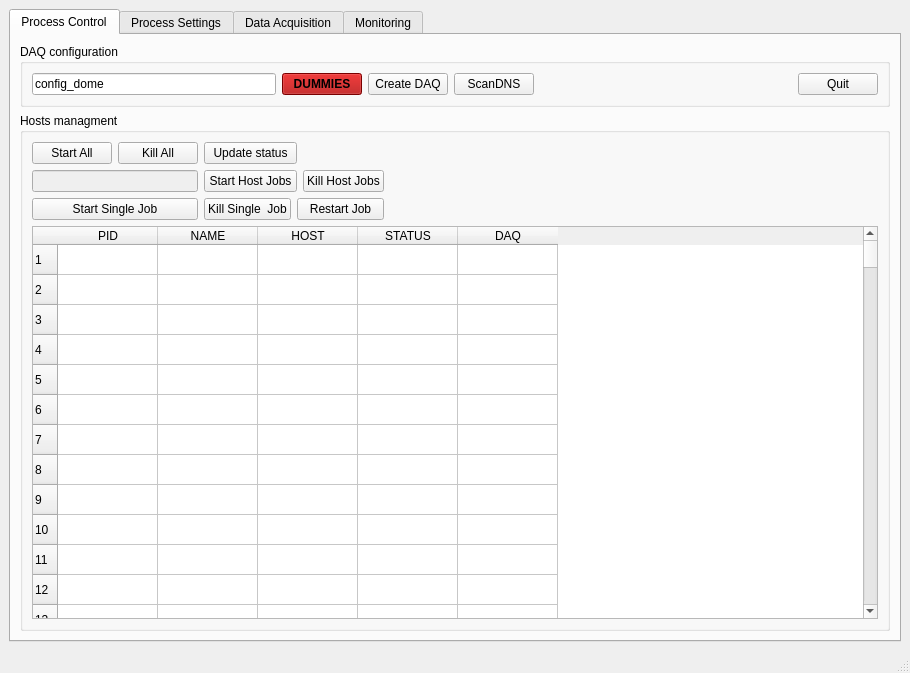
The window that python/DaqUI3.ui (mirabitl/SDHCAL) describes before a commit, drawn with Qt 5.
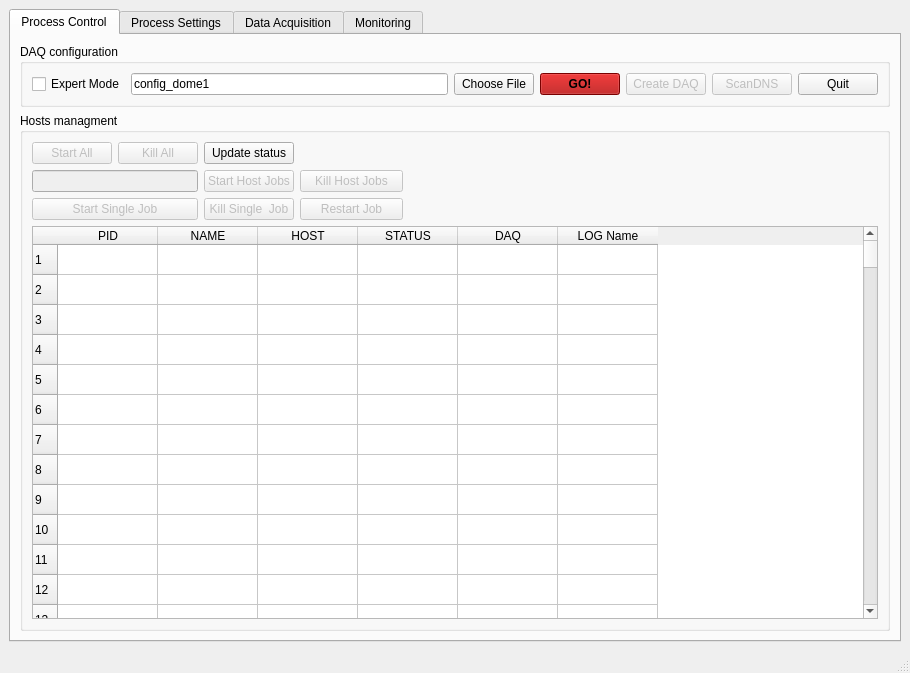
The same window after the commit.

Commit message: Expert mode

What changed in the file:
```diff
--- a/python/DaqUI3.ui
+++ b/python/DaqUI3.ui
@@ -30,7 +30,14 @@
           <property name="title">
            <string>DAQ configuration</string>
           </property>
-          <layout class="QHBoxLayout" name="horizontalLayout_5">
+          <layout class="QHBoxLayout" name="horizontalLayout_3">
+           <item>
+            <widget class="QCheckBox" name="CBExpert">
+             <property name="text">
+              <string>Expert Mode</string>
+             </property>
+            </widget>
+           </item>
            <item>
             <widget class="QLineEdit" name="LEconfig">
              <property name="minimumSize">
@@ -40,7 +47,14 @@
               </size>
              </property>
              <property name="text">
-              <string>config_dome</string>
+              <string>config_dome1</string>
+             </property>
+            </widget>
+           </item>
+           <item>
+            <widget class="QPushButton" name="PBChooseFile">
+             <property name="text">
+              <string>Choose File</string>
              </property>
             </widget>
            </item>
@@ -468,12 +482,15 @@
               </font>
              </property>
              <property name="text">
-              <string>DUMMIES</string>
+              <string>GO!</string>
              </property>
             </widget>
            </item>
            <item>
             <widget class="QPushButton" name="PBCreateDaq">
+             <property name="enabled">
+              <bool>false</bool>
+             </property>
              <property name="text">
               <string>Create DAQ</string>
              </property>
@@ -482,26 +499,13 @@
            <item>
             <widget class="QPushButton" name="PBDiscoverDNS">
              <property name="enabled">
-              <bool>true</bool>
+              <bool>false</bool>
              </property>
              <property name="text">
               <string>ScanDNS</string>
              </property>
             </widget>
            </item>
-           <item>
-            <spacer name="horizontalSpacer_8">
-             <property name="orientation">
-              <enum>Qt::Horizontal</enum>
-             </property>
-             <property name="sizeHint" stdset="0">
-              <size>
-               <width>258</width>
-               <height>20</height>
-              </size>
-             </property>
-            </spacer>
-           </item>
            <item>
             <widget class="QPushButton" name="pbQuit">
              <property name="text">
@@ -520,6 +524,9 @@
           <layout class="QGridLayout" name="gridLayout_3">
            <item row="0" column="0">
             <widget class="QPushButton" name="PBStartAll">
+             <property name="enabled">
+              <bool>false</bool>
+             </property>
              <property name="text">
               <string>Start All</string>
              </property>
@@ -527,19 +534,22 @@
            </item>
            <item row="0" column="1">
             <widget class="QPushButton" name="PBKillAll">
+             <property name="enabled">
+              <bool>false</bool>
+             </property>
              <property name="text">
               <string>Kill All</string>
              </property>
             </widget>
            </item>
-           <item row="0" column="2" colspan="2">
+           <item row="0" column="2">
             <widget class="QPushButton" name="PBJobStatus">
              <property name="text">
               <string>Update status</string>
              </property>
             </widget>
            </item>
-           <item row="0" column="4" colspan="2">
+           <item row="0" column="3">
             <spacer name="horizontalSpacer_11">
              <property name="orientation">
               <enum>Qt::Horizontal</enum>
@@ -559,21 +569,27 @@
              </property>
             </widget>
            </item>
-           <item row="1" column="2" colspan="2">
+           <item row="1" column="2">
             <widget class="QPushButton" name="PBStartHost">
+             <property name="enabled">
+              <bool>false</bool>
+             </property>
              <property name="text">
               <string>Start Host Jobs</string>
              </property>
             </widget>
            </item>
-           <item row="1" column="4">
+           <item row="1" column="3">
             <widget class="QPushButton" name="PBKillHost">
+             <property name="enabled">
+              <bool>false</bool>
+             </property>
              <property name="text">
               <string>Kill Host Jobs</string>
              </property>
             </widget>
            </item>
-           <item row="1" column="5">
+           <item row="1" column="4">
             <spacer name="horizontalSpacer_5">
              <property name="orientation">
               <enum>Qt::Horizontal</enum>
@@ -588,6 +604,9 @@
            </item>
            <item row="2" column="0" colspan="2">
             <widget class="QPushButton" name="PBStartJob">
+             <property name="enabled">
+              <bool>false</bool>
+             </property>
              <property name="text">
               <string>Start Single Job</string>
              </property>
@@ -595,19 +614,25 @@
            </item>
            <item row="2" column="2">
             <widget class="QPushButton" name="PBKillJob">
+             <property name="enabled">
+              <bool>false</bool>
+             </property>
              <property name="text">
               <string>Kill Single  Job</string>
              </property>
             </widget>
            </item>
-           <item row="2" column="3" colspan="2">
+           <item row="2" column="3">
             <widget class="QPushButton" name="PBRestartJob">
+             <property name="enabled">
+              <bool>false</bool>
+             </property>
              <property name="text">
               <string>Restart Job</string>
              </property>
             </widget>
            </item>
-           <item row="2" column="5">
+           <item row="2" column="4">
             <spacer name="horizontalSpacer_12">
              <property name="orientation">
               <enum>Qt::Horizontal</enum>
@@ -620,7 +645,7 @@
              </property>
             </spacer>
            </item>
-           <item row="3" column="0" colspan="6">
+           <item row="3" column="0" colspan="5">
             <widget class="QTableWidget" name="TWJOB">
              <property name="minimumSize">
               <size>
@@ -628,9 +653,21 @@
                <height>0</height>
               </size>
              </property>
+             <property name="sortingEnabled">
+              <bool>true</bool>
+             </property>
              <property name="rowCount">
               <number>255</number>
              </property>
+             <property name="columnCount">
+              <number>6</number>
+             </property>
+             <attribute name="verticalHeaderShowSortIndicator" stdset="0">
+              <bool>true</bool>
+             </attribute>
+             <attribute name="verticalHeaderStretchLastSection">
+              <bool>false</bool>
+             </attribute>
              <row/>
              <row/>
              <row/>
@@ -911,6 +948,11 @@
                <string>DAQ</string>
               </property>
              </column>
+             <column>
+              <property name="text">
+               <string>LOG Name</string>
+              </property>
+             </column>
             </widget>
            </item>
           </layout>
```
Left out of the diff: 46 changed lines with no effect on the pictures. The commit also changes 1 other file.
